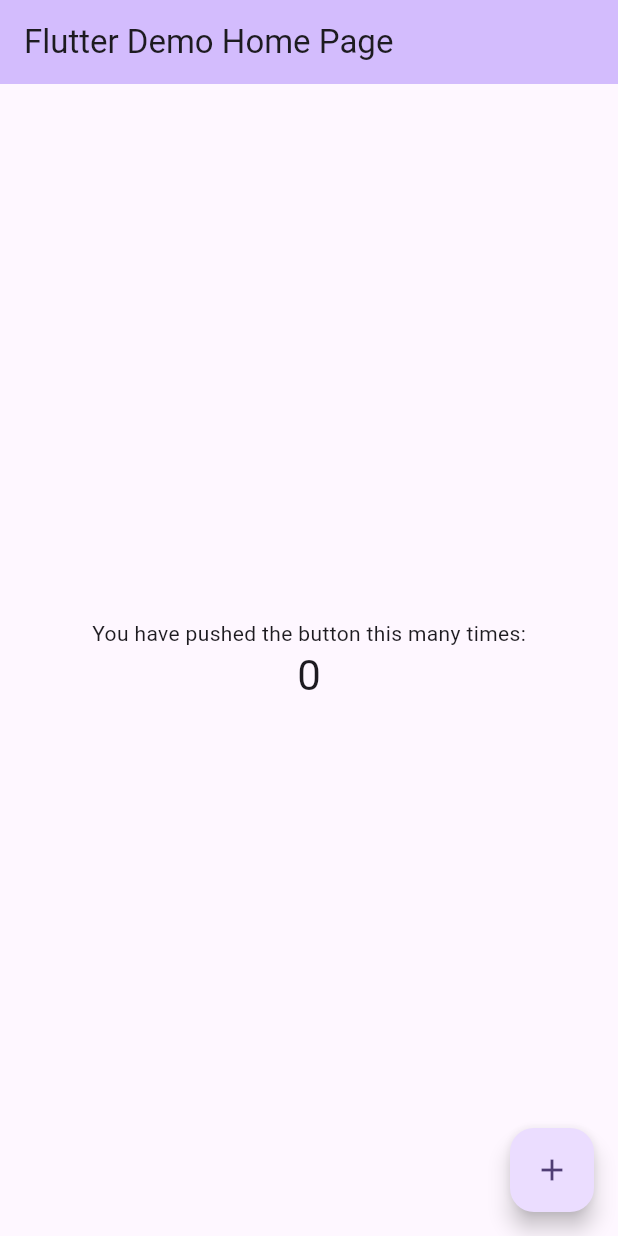
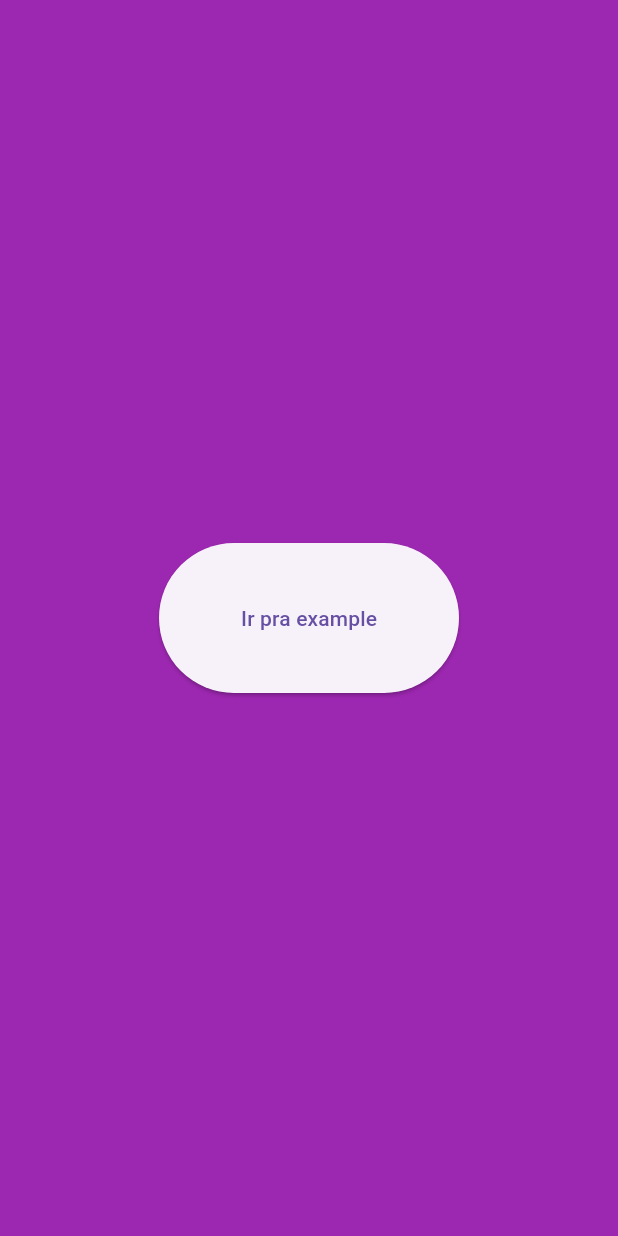
Before and after one commit to CynaraCosta/tcc-mobile, a Flutter app: the screen it shows after launch, on a phone screen of 412 x 824 dp. Run offline on Flutter 3.47's test engine with Material 3 defaults, Android fonts, the phone set to English and light mode, and no system bars; our stand-ins replace get_it, go_router, injectable.

Commit message:
fiz navigation

```diff
--- a/tcc_mobile/lib/commons/router/router.dart
+++ b/tcc_mobile/lib/commons/router/router.dart
@@ -1,6 +1,5 @@
 library router;
 
-export 'di/router_module.dart';
 export 'src/app_navigator.dart';
 export 'src/app_router_config.dart';
 export 'src/page_route.dart';
--- a/tcc_mobile/lib/commons/router/src/routes.dart
+++ b/tcc_mobile/lib/commons/router/src/routes.dart
@@ -1,6 +1,5 @@
 enum Routes {
   home('/'),
-  firstPage('/first'),
   exampleWidget('/example/example_widget');
 
   const Routes(this.path);
--- a/tcc_mobile/lib/main.dart
+++ b/tcc_mobile/lib/main.dart
@@ -1,6 +1,11 @@
 import 'package:flutter/material.dart';
+import 'package:get_it/get_it.dart';
+import 'package:tcc_mobile/commons/debugging/debugging.dart';
+import 'package:tcc_mobile/commons/router/router.dart';
+import 'package:tcc_mobile/injection.dart';
 
 void main() {
+  configureDependencies();
   runApp(const MyApp());
 }
 
@@ -13,21 +18,6 @@ class MyApp extends StatelessWidget {
     return MaterialApp(
       title: 'Flutter Demo',
       theme: ThemeData(
-        // This is the theme of your application.
-        //
-        // TRY THIS: Try running your application with "flutter run". You'll see
-        // the application has a purple toolbar. Then, without quitting the app,
-        // try changing the seedColor in the colorScheme below to Colors.green
-        // and then invoke "hot reload" (save your changes or press the "hot
-        // reload" button in a Flutter-supported IDE, or press "r" if you used
-        // the command line to start the app).
-        //
-        // Notice that the counter didn't reset back to zero; the application
-        // state is not lost during the reload. To reset the state, use hot
-        // restart instead.
-        //
-        // This works for code too, not just values: Most code changes can be
-        // tested with just a hot reload.
         colorScheme: ColorScheme.fromSeed(seedColor: Colors.deepPurple),
         useMaterial3: true,
       ),
@@ -42,15 +32,6 @@ class MyHomePage extends StatefulWidget {
     super.key,
   });
 
-  // This widget is the home page of your application. It is stateful, meaning
-  // that it has a State object (defined below) that contains fields that affect
-  // how it looks.
-
-  // This class is the configuration for the state. It holds the values (in this
-  // case the title) provided by the parent (in this case the App widget) and
-  // used by the build method of the State. Fields in a Widget subclass are
-  // always marked "final".
-
   final String title;
 
   @override
@@ -58,71 +39,19 @@ class MyHomePage extends StatefulWidget {
 }
 
 class _MyHomePageState extends State<MyHomePage> {
-  int _counter = 0;
-
-  void _incrementCounter() {
-    setState(() {
-      // This call to setState tells the Flutter framework that something has
-      // changed in this State, which causes it to rerun the build method below
-      // so that the display can reflect the updated values. If we changed
-      // _counter without calling setState(), then the build method would not be
-      // called again, and so nothing would appear to happen.
-      _counter++;
-    });
-  }
+  final AppRouterConfig router = GetIt.I();
 
   @override
   Widget build(BuildContext context) {
-    // This method is rerun every time setState is called, for instance as done
-    // by the _incrementCounter method above.
-    //
-    // The Flutter framework has been optimized to make rerunning build methods
-    // fast, so that you can just rebuild anything that needs updating rather
-    // than having to individually change instances of widgets.
-    return Scaffold(
-      appBar: AppBar(
-        // TRY THIS: Try changing the color here to a specific color (to
-        // Colors.amber, perhaps?) and trigger a hot reload to see the AppBar
-        // change color while the other colors stay the same.
-        backgroundColor: Theme.of(context).colorScheme.inversePrimary,
-        // Here we take the value from the MyHomePage object that was created by
-        // the App.build method, and use it to set our appbar title.
-        title: Text(widget.title),
-      ),
-      body: Center(
-        // Center is a layout widget. It takes a single child and positions it
-        // in the middle of the parent.
-        child: Column(
-          // Column is also a layout widget. It takes a list of children and
-          // arranges them vertically. By default, it sizes itself to fit its
-          // children horizontally, and tries to be as tall as its parent.
-          //
-          // Column has various properties to control how it sizes itself and
-          // how it positions its children. Here we use mainAxisAlignment to
-          // center the children vertically; the main axis here is the vertical
-          // axis because Columns are vertical (the cross axis would be
-          // horizontal).
-          //
-          // TRY THIS: Invoke "debug painting" (choose the "Toggle Debug Paint"
-          // action in the IDE, or press "p" in the console), to see the
-          // wireframe for each widget.
-          mainAxisAlignment: MainAxisAlignment.center,
-          children: <Widget>[
-            const Text(
-              'You have pushed the button this many times:',
-            ),
-            Text(
-              '$_counter',
-              style: Theme.of(context).textTheme.headlineMedium,
-            ),
-          ],
-        ),
-      ),
-      floatingActionButton: FloatingActionButton(
-        onPressed: _incrementCounter,
-        tooltip: 'Increment',
-        child: const Icon(Icons.add),
-      ), // This trailing comma makes auto-formatting nicer for build methods.
+    final debuggingFloating = DebuggingFactory.buildDebugging(
+      () {
+        // ignore: avoid_print
+        print('clicou');
+      },
+    );
+    return MaterialApp.router(
+      builder: debuggingFloating.createBuilderFloating,
+      routerConfig: router,
     );
   }
 }
--- /dev/null
+++ b/tcc_mobile/lib/page_routes.dart
@@ -0,0 +1,32 @@
+import 'package:flutter/material.dart' hide PageRoute;
+import 'package:get_it/get_it.dart';
+import 'package:tcc_mobile/app/example/example.dart';
+import 'package:tcc_mobile/commons/router/router.dart';
+
+final AppNavigator appNavigator = GetIt.I.get<AppNavigator>();
+
+final homeRoute = PageRoute(
+  route: Routes.home,
+  builder: (_, __) {
+    return Container(
+      color: Colors.purple,
+      child: Center(
+        child: SizedBox(
+          width: 200,
+          height: 100,
+          child: ElevatedButton(
+            onPressed: () {
+              appNavigator.pushToUrl(Uri.parse('/example/example_widget'));
+            },
+            child: const Text('Ir pra example'),
+          ),
+        ),
+      ),
+    );
+  },
+);
+
+final routes = <PageRoute>[
+  homeRoute,
+  ...exampleWidgetRoutes,
+];
```
Also changed, not shown: tcc_mobile/lib/app/example/example.dart (added, +15 -0 lines), tcc_mobile/lib/app_module.dart (added, +14 -0 lines), tcc_mobile/lib/commons/router/di/router_module.dart (deleted, +0 -16 lines), tcc_mobile/lib/injection.dart (added, +10 -0 lines), tcc_mobile/lib/injection.config.dart.
